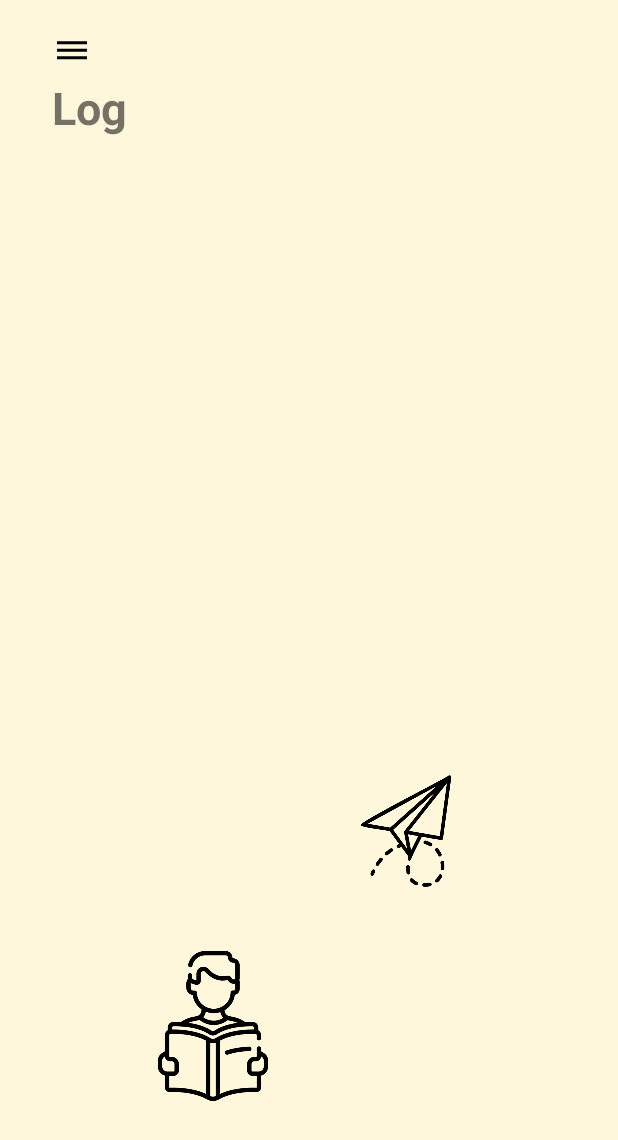
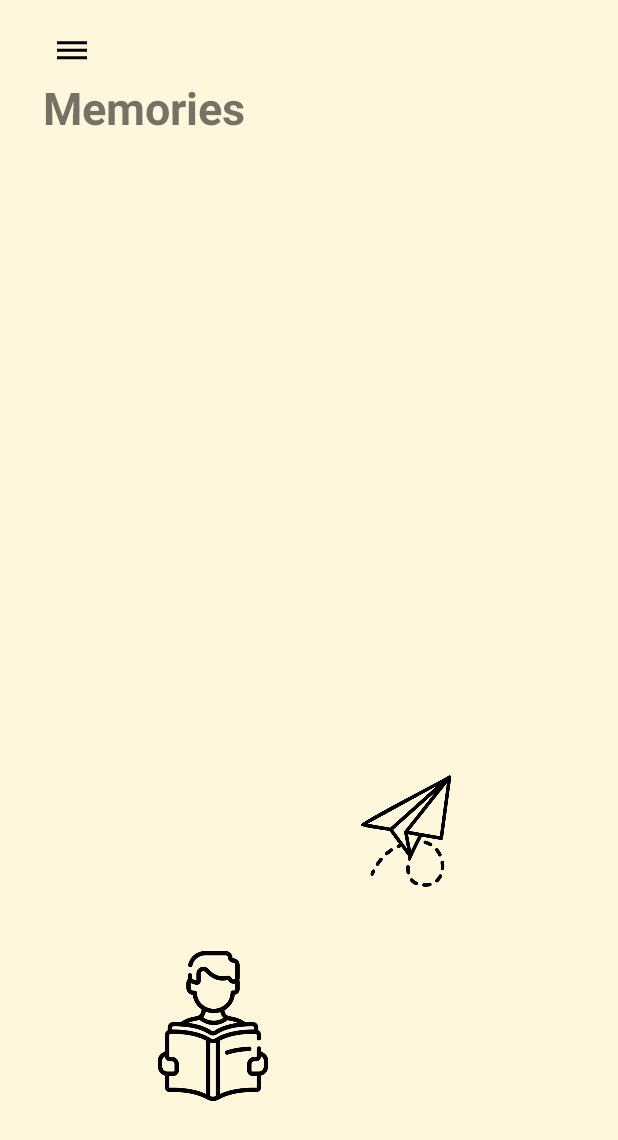
Before and after one commit to pss240/swengineering, an Android app: the Message_main screen opened through its navigation route, on a phone screen of 412 x 824 dp. Shown: the top 1140 px of the screen. Run offline under Robolectric (Android 15) with nearby library versions, the phone set to English and light mode, and no system bars; our stand-ins replace Firebase (no records; nobody signed in at launch, a user with empty details on screens opened directly).

Commit message:
메세지 메인 타이틀 수정

```diff
--- a/app/src/main/res/layout/fragment_message_main.xml
+++ b/app/src/main/res/layout/fragment_message_main.xml
@@ -30,7 +30,7 @@
             android:layout_width="wrap_content"
             android:layout_height="wrap_content"
             android:layout_marginLeft="10dp"
-            android:text="Log"
+            android:text="Memories"
             android:textStyle="bold"
             android:textSize="30sp"
             app:layout_constraintEnd_toEndOf="parent"
```
